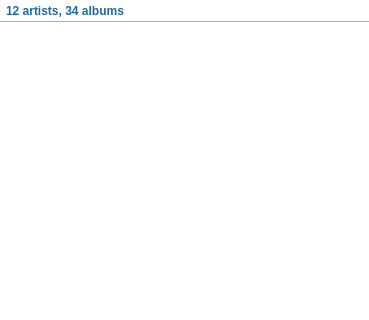
The window that music/MusicFilesWidget.ui (Komet/MediaElch) describes before a commit, drawn with Qt 5; both pictures show x 0 to 369 and y 0 to 320 of the 369 by 676 pixel window.
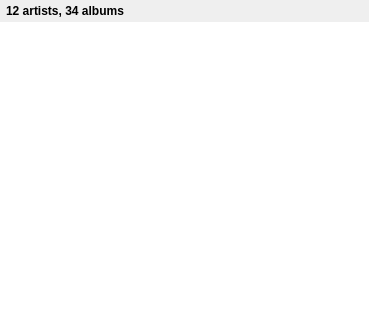
The same window after the commit. Custom widgets are drawn as their Qt base class.

What changed in the file:
```diff
--- a/music/MusicFilesWidget.ui
+++ b/music/MusicFilesWidget.ui
@@ -36,13 +36,6 @@
        <pointsize>9</pointsize>
       </font>
      </property>
-     <property name="styleSheet">
-      <string notr="true">QWidget {
-	background-color: #ffffff;
-	color: rgb(27, 105, 165);
-	border-bottom: 1px solid rgb(248, 155, 53);
-}</string>
-     </property>
      <layout class="QVBoxLayout" name="verticalLayout_2">
       <property name="leftMargin">
        <number>6</number>
@@ -64,9 +57,6 @@
           <bold>true</bold>
          </font>
         </property>
-        <property name="styleSheet">
-         <string notr="true">border: none;</string>
-        </property>
         <property name="text">
          <string notr="true">12 artists, 34 albums</string>
         </property>
```
Left out of the diff: 7 changed lines with no effect on the pictures.
